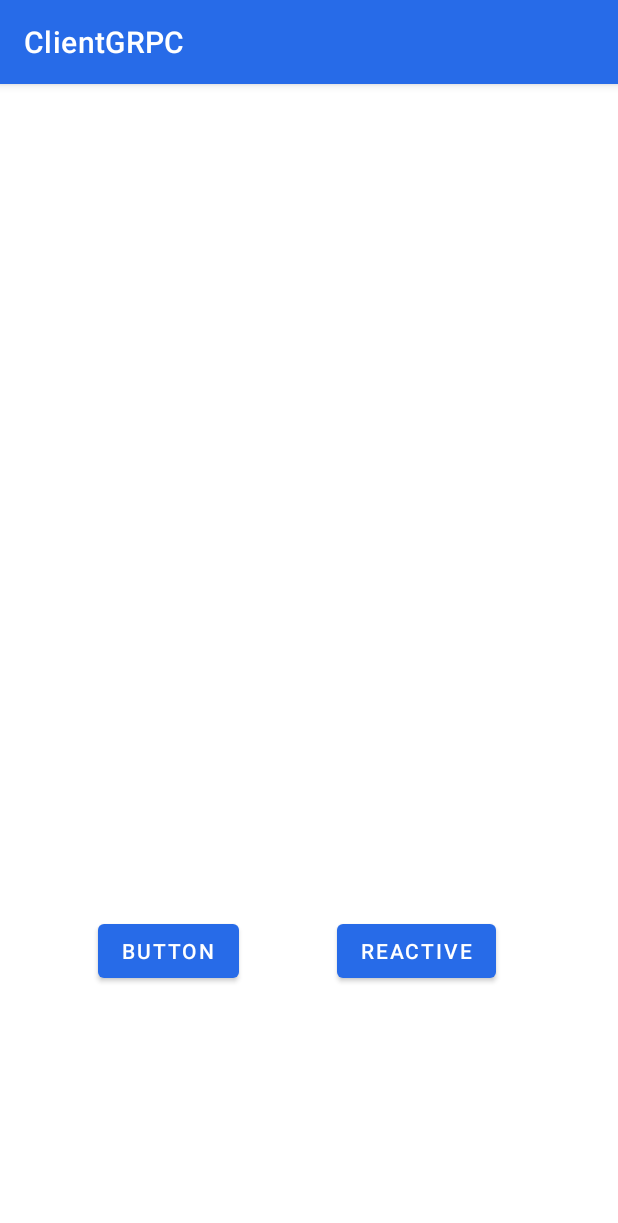
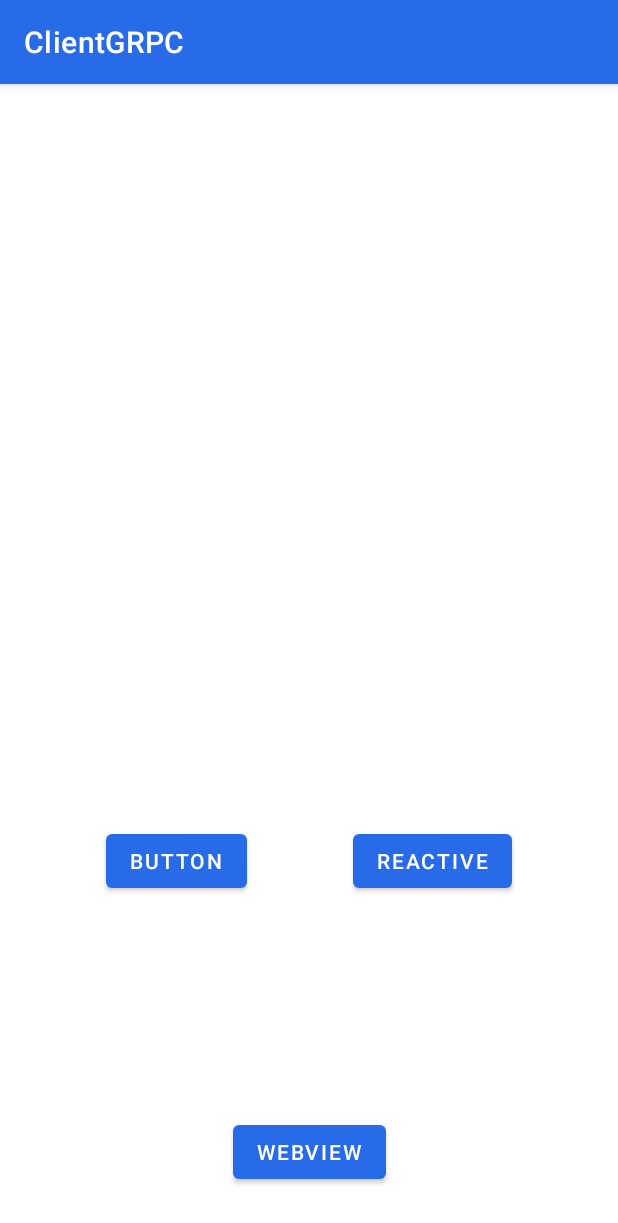
Before and after one commit to SergeantBulkin/ClientGRPC, an Android app: the screen it shows after launch (MainActivity), on a phone screen of 412 x 824 dp. Shown: the top 1223 px of the screen. Run offline under Robolectric (Android 15) with nearby library versions, the phone set to English and light mode, and no system bars; our stand-ins replace AdMob, RxJava; libraries missing offline, so code that uses them is left out: io.grpc.

```diff
--- a/app/src/main/java/by/sergeantbulkin/grpc/MainActivity.java
+++ b/app/src/main/java/by/sergeantbulkin/grpc/MainActivity.java
@@ -3,6 +3,7 @@ package by.sergeantbulkin.grpc;
 import android.os.Bundle;
 
 import androidx.appcompat.app.AppCompatActivity;
+import by.sergeantbulkin.grpc.fragment.BaseFragment;
 
 public class MainActivity extends AppCompatActivity
 {
@@ -11,5 +12,6 @@ public class MainActivity extends AppCompatActivity
     {
         super.onCreate(savedInstanceState);
         setContentView(R.layout.activity_main);
+        getSupportFragmentManager().beginTransaction().add(R.id.fragment, new BaseFragment()).commit();
     }
 }
--- a/app/src/main/res/layout/activity_main.xml
+++ b/app/src/main/res/layout/activity_main.xml
@@ -7,9 +7,8 @@
     android:layout_height="match_parent"
     tools:context=".MainActivity">
 
-    <fragment
+    <FrameLayout
         android:id="@+id/fragment"
-        android:name="by.sergeantbulkin.grpc.fragment.BaseFragment"
         android:layout_width="match_parent"
         android:layout_height="match_parent"
         app:layout_constraintBottom_toBottomOf="parent"
--- a/app/src/main/res/layout/fragment_base.xml
+++ b/app/src/main/res/layout/fragment_base.xml
@@ -52,17 +52,26 @@
         app:layout_constraintHorizontal_bias="0.5"
         app:layout_constraintStart_toStartOf="parent"
         app:layout_constraintTop_toBottomOf="@+id/textViewStatus"
-        app:layout_constraintBottom_toBottomOf="parent"/>
+        app:layout_constraintBottom_toTopOf="@id/buttonToAnother"/>
     <!--==================================================================================-->
     <Button
         android:id="@+id/buttonRx"
         android:layout_width="wrap_content"
         android:layout_height="wrap_content"
-        android:layout_marginEnd="16dp"
         android:text="Reactive"
         app:layout_constraintBottom_toBottomOf="@+id/button"
         app:layout_constraintEnd_toEndOf="parent"
         app:layout_constraintHorizontal_bias="0.5"
         app:layout_constraintStart_toEndOf="@+id/button" />
     <!--==================================================================================-->
+    <Button
+        android:id="@+id/buttonToAnother"
+        android:layout_width="wrap_content"
+        android:layout_height="wrap_content"
+        android:text="WebView"
+        android:layout_marginBottom="32dp"
+        app:layout_constraintBottom_toBottomOf="parent"
+        app:layout_constraintEnd_toEndOf="parent"
+        app:layout_constraintStart_toStartOf="parent"/>
+    <!--==================================================================================-->
 </androidx.constraintlayout.widget.ConstraintLayout>
```
Also changed, not shown: app/src/main/java/by/sergeantbulkin/grpc/fragment/WebFragment.java (added, +66 -0 lines), app/src/main/res/layout/fragment_web.xml (added, +54 -0 lines).
